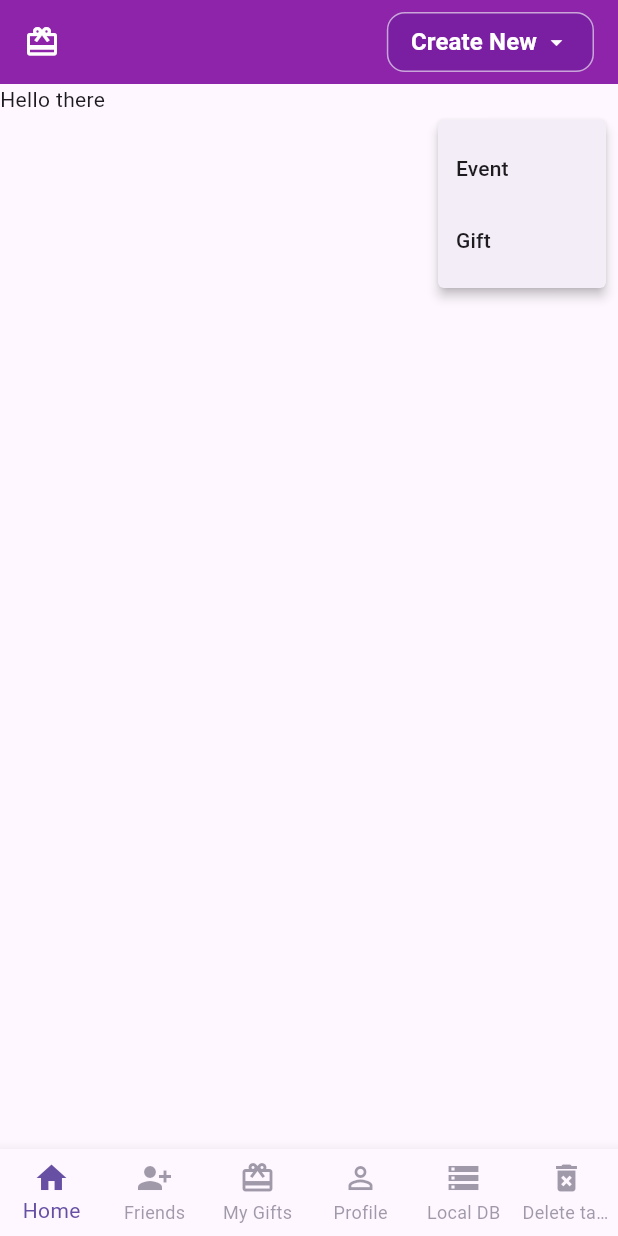
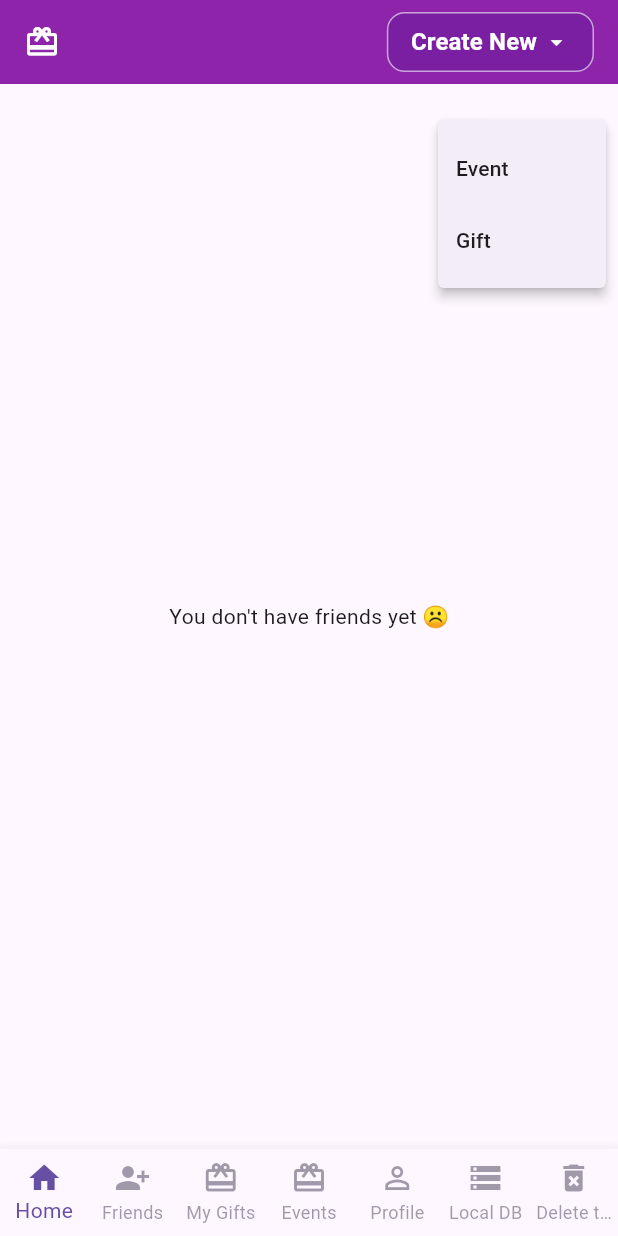
Before and after one commit to AbdulrahmanMaged/hedieaty_app, a Flutter app: the Home screen opened directly, after a tap on "Create New", on a phone screen of 412 x 824 dp. Run offline on Flutter 3.47's test engine with Material 3 defaults, Android fonts, the phone set to English and light mode, and no system bars; our stand-ins replace cloud_firestore, firebase_auth, firebase_core, google_fonts, sqflite; accounts and stored records are empty.

```diff
--- a/lib/mainApp/formScreens/AddGiftScreen.dart
+++ b/lib/mainApp/formScreens/AddGiftScreen.dart
@@ -0,0 +1 @@
+// a pop up menu lets you choose from a list of your events and when clicked it navigates to edit the event
--- a/lib/mainApp/widgets/bottom_nav_bar.dart
+++ b/lib/mainApp/widgets/bottom_nav_bar.dart
@@ -38,6 +38,11 @@ class BottomNavBar extends StatelessWidget {
           tooltip: 'View Pledged Gifts',
         ),
         BottomNavigationBarItem(
+          icon: Icon(Icons.card_giftcard_outlined),
+          label: 'Events',
+          tooltip: 'View All events',
+        ),
+        BottomNavigationBarItem(
           icon: Icon(Icons.person_outline),
           label: 'Profile',
           tooltip: 'View Profile',
--- a/lib/mainApp/widgets/home.dart
+++ b/lib/mainApp/widgets/home.dart
@@ -1,14 +1,17 @@
+import 'package:cloud_firestore/cloud_firestore.dart';
+import 'package:firebase_auth/firebase_auth.dart';
 import 'package:flutter/material.dart';
+import 'package:google_fonts/google_fonts.dart';
 import 'package:hedieaty_app/services/database/local/database_helper.dart';
-import 'package:hedieaty_app/mainApp/screens/friendsScreen.dart';
+import 'package:hedieaty_app/mainApp/screens/friends_screen.dart';
 import 'package:hedieaty_app/mainApp/screens/my_gifts.dart';
 import 'package:hedieaty_app/mainApp/screens/my_profile.dart';
 import 'package:hedieaty_app/mainApp/widgets/bottom_nav_bar.dart';
 import 'package:hedieaty_app/mainApp/widgets/top_home_bar.dart';
 
-import '../../services/database/local/user.dart';
-import '../screens/events_screen.dart';
+import '../screens/all_events_screen.dart';
 import '../formScreens//AddEventScreen.dart';
+import '../screens/user_event_screen.dart';
 
 class Home extends StatefulWidget {
   const Home({super.key});
@@ -21,19 +24,101 @@ class _HomeState extends State<Home> {
   final dbHelper = DatabaseHelper.instance;
   int _currentIndex = 0;
   final eventsScreen = EventsScreen(onEventAdded: () {});
+  final FirebaseFirestore _firestore = FirebaseFirestore.instance;
+  List<Map<String, dynamic>> _friends = [];
 
+  @override
+  void initState() {
+    super.initState();
+    _fetchFriends();
+  }
 
-  // Fetch users from the database
-  Future<List<User>> _fetchUsers() async {
-    final usersData = await dbHelper.getUsers();
-    return usersData.map((data) => User.fromMap(data)).toList();
+  /// Fetch Friends Data
+  Future<void> _fetchFriends() async {
+    try {
+      final currentUserId = FirebaseAuth.instance.currentUser?.uid;
+      if (currentUserId == null) {
+        throw Exception("No user logged in");
+      }
+      final friendsSnapshot = await _firestore
+          .collection('users')
+          .doc(currentUserId)
+          .collection('friends')
+          .get();
+
+      final friendsData = friendsSnapshot.docs.map((doc) {
+        final data = doc.data();
+        return {
+          'id': doc.id,
+          'firstName': data['firstName'],
+          'lastName': data['lastName'],
+          'upcomingEventsCount': 0, // Will calculate separately
+        };
+      }).toList();
+
+      // Fetch upcoming events count for each friend
+      for (var friend in friendsData) {
+        final eventsSnapshot = await _firestore
+            .collection('events')
+            .where('userId', isEqualTo: friend['id'])
+            .where('status', whereIn: ["Upcoming","Current"])
+            .get();
+        friend['upcomingEventsCount'] = eventsSnapshot.size;
+      }
+
+      setState(() {
+        _friends = friendsData;
+      });
+    } catch (e) {
+      ScaffoldMessenger.of(context).showSnackBar(
+        SnackBar(content: Text('Error fetching friends: $e')),
+      );
+    }
   }
 
   @override
   Widget build(BuildContext context) {
     return Scaffold(
       appBar: TopHomeBar(onMenuSelected: _onMenuSelected),
-      body: Text('Hello there'),
+      body: _friends.isEmpty
+          ? Center(child: Text("You don't have friends yet ☹️"))
+          : ListView.builder(
+        itemCount: _friends.length,
+        itemBuilder: (context, index) {
+          final friend = _friends[index];
+          return Card(
+            margin: EdgeInsets.symmetric(vertical: 10, horizontal: 16),
+            shape: RoundedRectangleBorder(
+              borderRadius: BorderRadius.circular(10),
+            ),
+            elevation: 5,
+            child: ListTile(
+              ///Profile picture here
+              title: Text(
+                '${friend['firstName']} ${friend['lastName']}',
+                style: GoogleFonts.roboto(fontSize: 18),
+              ),
+              subtitle: Text(
+                friend['upcomingEventsCount'] > 0
+                    ? "Upcoming Events: ${friend['upcomingEventsCount']}"
+                    : "No Upcoming Events",
+                style: TextStyle(color: Colors.grey[700]),
+              ),
+              trailing: Icon(Icons.arrow_forward_ios, size: 16),
+              onTap: () {
+                // Navigate to user_event_screen
+                Navigator.push(
+                  context,
+                  MaterialPageRoute(
+                    builder: (context) => UserEventScreen(userId: friend['id']),
+                  ),
+                );
+              },
+            ),
+          );
+        },
+      ),
+
       bottomNavigationBar: BottomNavBar(
         currentIndex: _currentIndex,
         onTap: _onNavBarTapped,
@@ -47,19 +132,25 @@ class _HomeState extends State<Home> {
       _currentIndex = index;
     });
 
-    if (index == 1) {
+    if (index == 0) {
+      ///Refreshing the home page
+      _fetchFriends();
+    }else if (index == 1) {
       Navigator.push(context,
           MaterialPageRoute(builder: (context) =>  AddFriends()));
+    } else if (index == 2) {
+      Navigator.push(context,
+          MaterialPageRoute(builder: (context) =>  MyGifts()));
     } else if (index == 3) {
-      Navigator.push(context,
-          MaterialPageRoute(builder: (context) =>  MyProfile()));
-    } else if (index == 2) {
       Navigator.push(
-          context, MaterialPageRoute(builder: (context) =>  MyGifts()));
-    } else if (index == 4) {
+          context, MaterialPageRoute(builder: (context) =>  eventsScreen));
+    }else if (index == 4) {
+      Navigator.push(
+          context, MaterialPageRoute(builder: (context) =>  MyProfile()));
+    } else if (index == 5) {
       debugDatabase();
     }
-    else if (index == 5) {
+    else if (index == 6) {
       debugDeleteTable('nothing');
     }
   }
@@ -80,6 +171,7 @@ class _HomeState extends State<Home> {
       // Navigate to the new gift list page
     }
   }
+
   //calls print local db tables
   void debugDatabase() async {
     await DatabaseHelper.instance.printAllTables();
--- a/lib/mainApp/widgets/login.dart
+++ b/lib/mainApp/widgets/login.dart
@@ -1,7 +1,7 @@
 import 'package:flutter/material.dart';
 import 'package:google_fonts/google_fonts.dart';
 import '../../services/database/services/auth_service.dart';
-import '../screens/home_page.dart'; // Import your home page
+import '../screens/home_screen.dart'; // Import your home page
 import '../screens/welcomeScreen.dart'; // Import the Welcome Screen
 
 class LoginScreen extends StatefulWidget {
--- a/lib/mainApp/widgets/signUp.dart
+++ b/lib/mainApp/widgets/signUp.dart
@@ -1,6 +1,6 @@
 import 'package:flutter/material.dart';
 import 'package:google_fonts/google_fonts.dart';
-import '../screens/home_page.dart'; // Import your home page
+import '../screens/home_screen.dart'; // Import your home page
 import '../screens/welcomeScreen.dart'; // Import the Welcome Screen
 import '../../services/database/services/auth_service.dart';
 
--- a/lib/services/database/services/auth_service.dart
+++ b/lib/services/database/services/auth_service.dart
@@ -2,7 +2,7 @@ import 'package:firebase_auth/firebase_auth.dart';
 import 'package:cloud_firestore/cloud_firestore.dart';
 import 'package:flutter/material.dart';
 import '../local/database_helper.dart';
-import '../../../mainApp/screens/home_page.dart';
+import '../../../mainApp/screens/home_screen.dart';
 
 class AuthService {
   final FirebaseAuth _auth = FirebaseAuth.instance;
```
Also changed, not shown: lib/mainApp/screens/user_event_screen.dart (added, +178 -0 lines), lib/mainApp/screens/all_events_screen.dart (renamed from lib/mainApp/screens/events_screen.dart), lib/mainApp/screens/event_giftList.dart (added), lib/mainApp/screens/friends_screen.dart (renamed from lib/mainApp/screens/friendsScreen.dart), lib/mainApp/screens/giftDetails.dart (deleted), lib/mainApp/screens/giftList.dart (deleted), lib/mainApp/screens/home_screen.dart (renamed from lib/mainApp/screens/home_page.dart).
